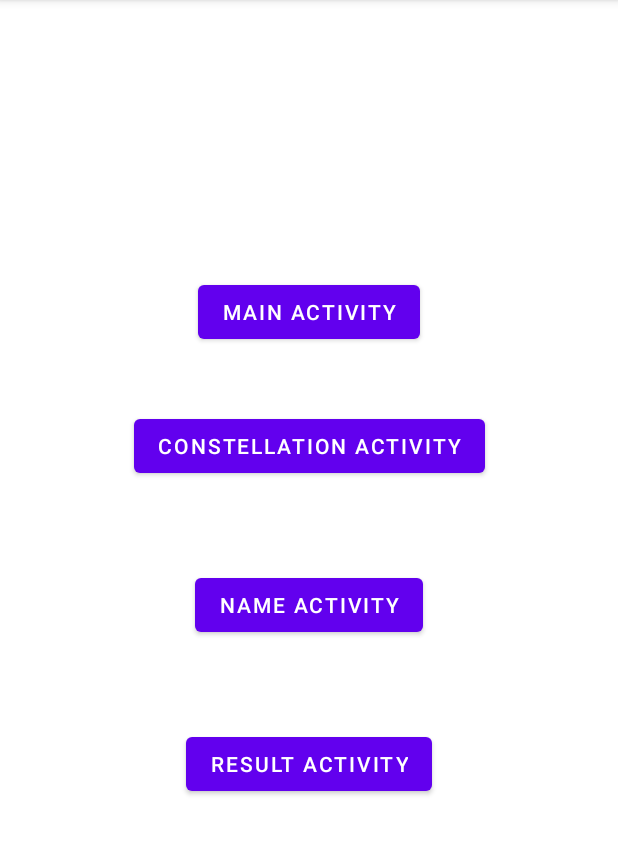
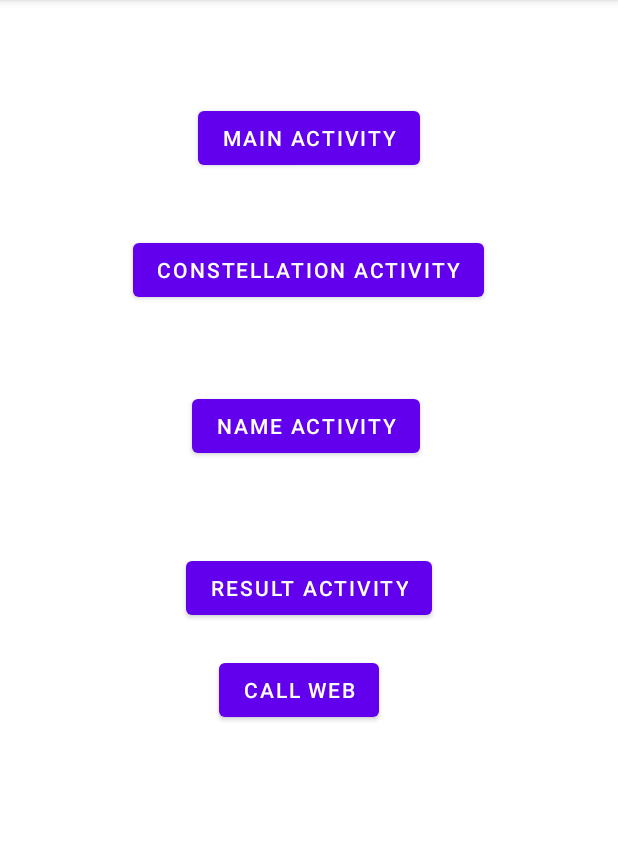
Before and after one commit to xcxcxz/android, an Android app: the screen it shows after launch (TestActivity), on a phone screen of 412 x 824 dp, the part 84-939 px from its top. Run offline under Robolectric (Android 15) with nearby library versions, the phone set to English and light mode, and no system bars.

Commit message:
intent 이해

```diff
--- a/lotto/app/src/main/java/com/example/lotto/TestActivity.kt
+++ b/lotto/app/src/main/java/com/example/lotto/TestActivity.kt
@@ -1,6 +1,7 @@
 package com.example.lotto
 
 import android.content.Intent
+import android.net.Uri
 import androidx.appcompat.app.AppCompatActivity
 import android.os.Bundle
 import android.view.View
@@ -43,4 +44,8 @@ class TestActivity : AppCompatActivity() {
         val intent = Intent(this@TestActivity, ConstellationActivity::class.java)
         startActivity(intent)
     }
+    fun callWeb(view: View){
+        val intent = Intent(Intent.ACTION_VIEW, Uri.parse("http://www.naver.com"))
+        startActivity(intent)
+    }
 }
--- a/lotto/app/src/main/res/layout/activity_test.xml
+++ b/lotto/app/src/main/res/layout/activity_test.xml
@@ -10,27 +10,17 @@
         android:id="@+id/button"
         android:layout_width="wrap_content"
         android:layout_height="wrap_content"
-        android:layout_marginBottom="41dp"
+        android:layout_marginBottom="40dp"
         android:text="MAIN ACTIVITY"
         app:layout_constraintBottom_toTopOf="@+id/button2"
         app:layout_constraintEnd_toEndOf="parent"
         app:layout_constraintStart_toStartOf="parent" />
 
     <Button
-        android:id="@+id/button3"
-        android:layout_width="wrap_content"
-        android:layout_height="wrap_content"
-        android:layout_marginStart="6dp"
-        android:layout_marginTop="58dp"
-        android:text="NAME ACTIVITY"
-        app:layout_constraintStart_toStartOf="@+id/button4"
-        app:layout_constraintTop_toBottomOf="@+id/button2" />
-
-    <Button
         android:id="@+id/button4"
         android:layout_width="wrap_content"
         android:layout_height="wrap_content"
-        android:layout_marginTop="58dp"
+        android:layout_marginTop="60dp"
         android:text="RESULT ACTIVITY"
         app:layout_constraintEnd_toEndOf="parent"
         app:layout_constraintStart_toStartOf="parent"
@@ -40,11 +30,33 @@
         android:id="@+id/button2"
         android:layout_width="wrap_content"
         android:layout_height="wrap_content"
-        android:layout_marginTop="273dp"
+        android:layout_marginTop="156dp"
         android:onClick="goConstellation"
         android:text="CONSTELLATION ACTIVITY"
         app:layout_constraintEnd_toEndOf="parent"
+        app:layout_constraintHorizontal_bias="0.497"
         app:layout_constraintStart_toStartOf="parent"
         app:layout_constraintTop_toTopOf="parent" />
 
+    <Button
+        android:id="@+id/button5"
+        android:layout_width="wrap_content"
+        android:layout_height="wrap_content"
+        android:layout_marginTop="20dp"
+        android:layout_marginEnd="35dp"
+        android:onClick="callWeb"
+        android:text="CALL WEB"
+        app:layout_constraintEnd_toEndOf="@+id/button4"
+        app:layout_constraintTop_toBottomOf="@+id/button4" />
+
+    <Button
+        android:id="@+id/button3"
+        android:layout_width="wrap_content"
+        android:layout_height="wrap_content"
+        android:layout_marginStart="4dp"
+        android:layout_marginTop="56dp"
+        android:text="NAME ACTIVITY"
+        app:layout_constraintStart_toStartOf="@+id/button4"
+        app:layout_constraintTop_toBottomOf="@+id/button2" />
+
 </androidx.constraintlayout.widget.ConstraintLayout>
```
